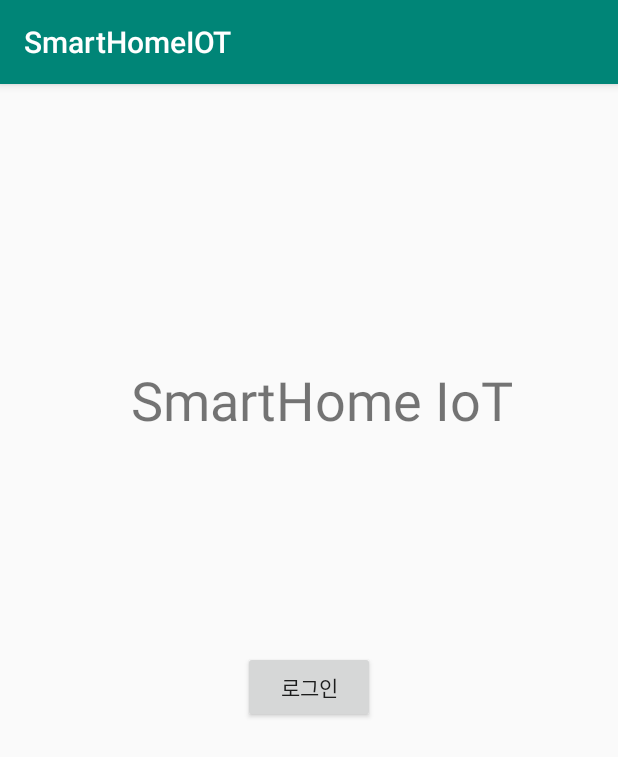
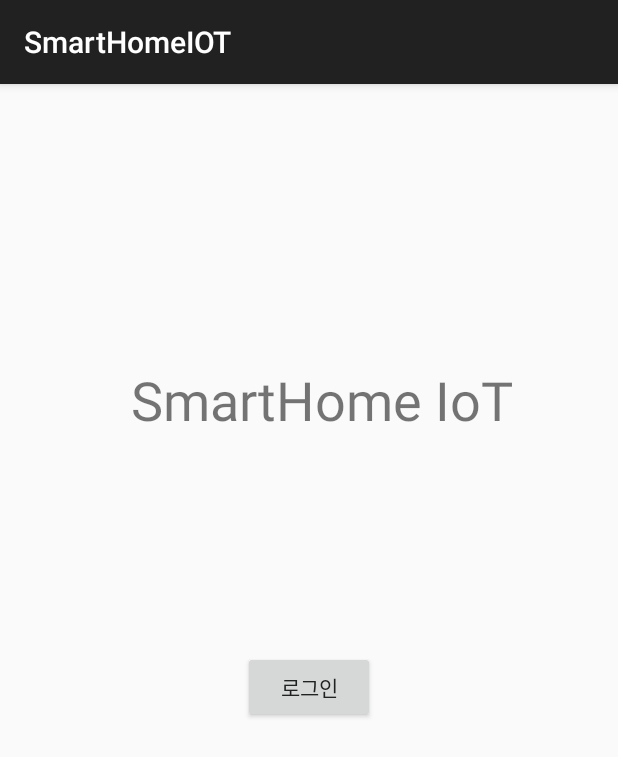
Before and after one commit to Chokyungsun/SmartHomeIOT, an Android app: the screen it shows after launch (MainActivity), on a phone screen of 412 x 824 dp. Shown: the top 757 px of the screen. Run offline under Robolectric (Android 15) with nearby library versions, the phone set to English and light mode, and no system bars.

Commit message:
테마 색상 변경(Brown)

```diff
--- a/app/src/main/res/drawable/background_intro.xml
+++ b/app/src/main/res/drawable/background_intro.xml
@@ -2,7 +2,7 @@
 <layer-list xmlns:android="http://schemas.android.com/apk/res/android">
 
     <!-- Background color -->
-    <item android:drawable="@color/design_default_color_primary"/>
+    <item android:drawable="@color/windowBackground"/>
 
     <!-- logo -->
     <item>
--- a/app/src/main/res/values/colors.xml
+++ b/app/src/main/res/values/colors.xml
@@ -1,6 +1,11 @@
 <?xml version="1.0" encoding="utf-8"?>
 <resources>
-    <color name="colorPrimary">#008577</color>
-    <color name="colorPrimaryDark">#00574B</color>
-    <color name="colorAccent">#D81B60</color>
+    <color name="colorPrimary">#795548</color>
+    <color name="colorPrimaryDark">#5D4037</color>
+    <color name="colorPrimaryLight">#D7CCC8</color>
+    <color name="windowBackground">#ffffff</color>
+    <color name="textColorPrimary">#212121</color>
+    <color name="textColorSecondary">#757575</color>
+    <color name="colorDivider">#BDBDBD</color>
+    <color name="colorAccent">#795548</color>
 </resources>
--- a/app/src/main/res/values/styles.xml
+++ b/app/src/main/res/values/styles.xml
@@ -8,9 +8,10 @@
     <!-- Base application theme. -->
     <style name="AppTheme" parent="Theme.AppCompat.Light.DarkActionBar">
         <!-- Customize your theme here. -->
-        <item name="colorPrimary">@color/colorPrimary</item>
-        <item name="colorPrimaryDark">@color/colorPrimaryDark</item>
-        <item name="colorAccent">@color/colorAccent</item>
+        <item name="android:colorPrimary">@color/colorPrimary</item>
+        <item name="android:colorPrimaryDark">@color/colorPrimaryDark</item>
+        <item name="android:textColorPrimary">@color/textColorPrimary</item>
+        <item name="android:colorAccent">@color/colorAccent</item>
     </style>
 
 </resources>
```
